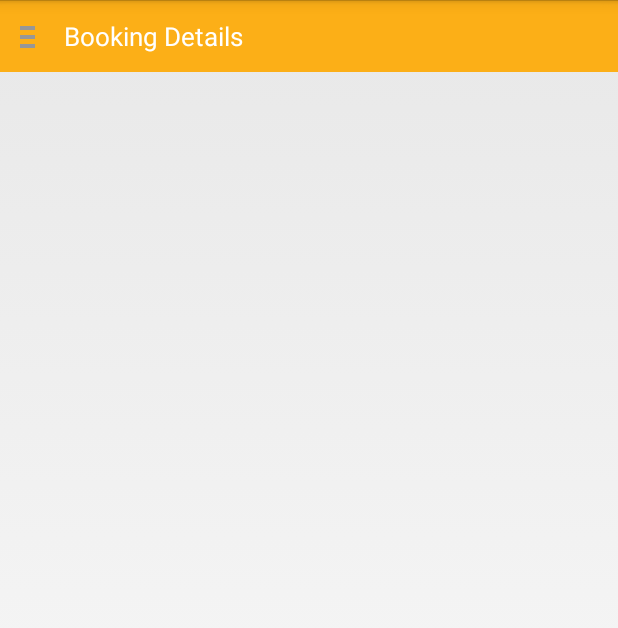
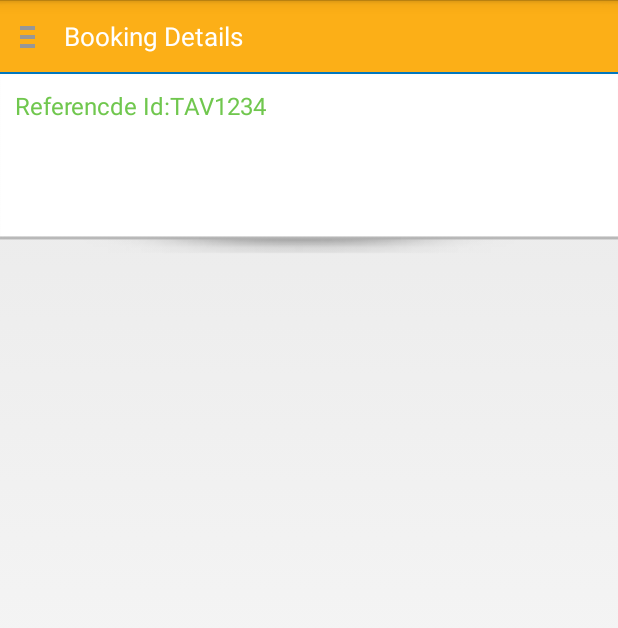
Before and after one commit to qq24090467/TiVi, an Android app: the BookingHistoryDetailsActivity screen opened directly, with no data from a screen before it, on a phone screen of 412 x 824 dp. Shown: the top 628 px of the screen. Run offline under Robolectric (Android 15) with nearby library versions, the phone set to English and light mode, and no system bars; 4 statements that could not run were skipped.

Commit message:
booking history details xml -mohit

```diff
--- a/taxiVaxiOperator/src/main/res/layout/activity_booking_history_details.xml
+++ b/taxiVaxiOperator/src/main/res/layout/activity_booking_history_details.xml
@@ -1,4 +1,4 @@
-<RelativeLayout xmlns:android="http://schemas.android.com/apk/res/android"
+<LinearLayout xmlns:android="http://schemas.android.com/apk/res/android"
     xmlns:tools="http://schemas.android.com/tools"
     xmlns:fab="http://schemas.android.com/apk/res-auto"
     xmlns:app="http://schemas.android.com/apk/res/com.android.taxivaxi.operator.app"
@@ -48,6 +48,34 @@
             android:textColor="#ff3300"
             android:visibility="gone" />
     </RelativeLayout>
+    <View
+        android:layout_width="fill_parent"
+        android:layout_height="1.0dip"
+        android:background="#ff0277bd"/>
+    <LinearLayout
+        android:layout_width="fill_parent"
+        android:layout_height="wrap_content"
+        android:gravity="top"
+        android:orientation="vertical"
+        android:background="@drawable/taxi_vaxi_header_bg"
+        android:paddingLeft="10.0dip"
+        android:paddingRight="10.0dip"
+        android:paddingBottom="25.0dip">
+        <LinearLayout
+            android:layout_width="fill_parent"
+            android:layout_height="wrap_content"
+            android:orientation="horizontal"
+            android:layout_marginTop="10.0dip">
+            <TextView
+                android:layout_width="0.0dip"
+                android:layout_height="wrap_content"
+                android:textSize="16.0sp"
+                android:textColor="#ff70c74e"
+                android:id="@+id/booking_ref_number"
+                android:text="Referencde Id:TAV1234"
+                android:layout_weight="0.7"/>
+            </LinearLayout>
+        </LinearLayout>
 
 
-</RelativeLayout>
+</LinearLayout>
```
Also changed, not shown: 786 other files.
